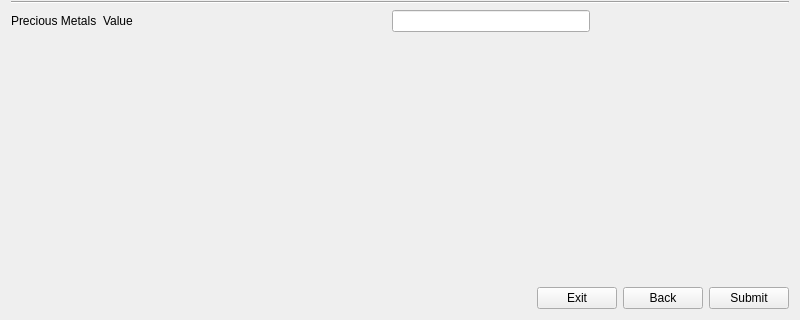
First picture: the form in Application/Application/predictionInputAssets.ui, repository abutlerboudakian/future_wallet, before the edit; both pictures show x 0 to 800 and y 280 to 600 of the 800 by 600 pixel window.
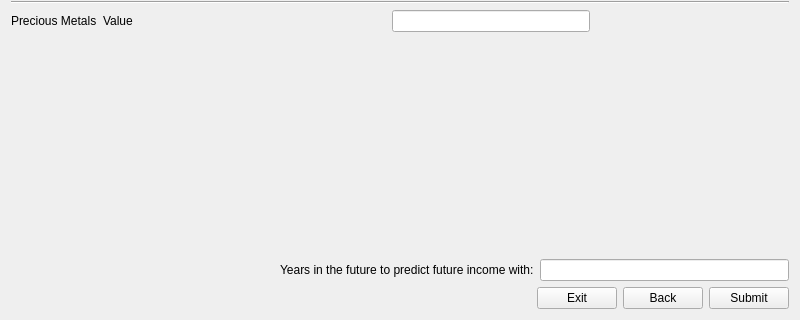
Second picture: the form after the edit.

Commit message: Still debugging the endpoint. Added years field in InputAssets

```diff
--- a/Application/Application/predictionInputAssets.ui
+++ b/Application/Application/predictionInputAssets.ui
@@ -500,6 +500,8 @@
     </layout>
    </item>
    <item>
+    <layout class="QHBoxLayout" name="horizontalLayout_14">
+     <item>
     <spacer name="verticalSpacer">
      <property name="orientation">
       <enum>Qt::Vertical</enum>
@@ -511,6 +513,52 @@
       </size>
      </property>
     </spacer>
+     </item>
+     <item>
+      <layout class="QVBoxLayout" name="verticalLayout">
+       <item>
+        <spacer name="verticalSpacer_2">
+         <property name="orientation">
+          <enum>Qt::Vertical</enum>
+         </property>
+         <property name="sizeHint" stdset="0">
+          <size>
+           <width>20</width>
+           <height>40</height>
+          </size>
+         </property>
+        </spacer>
+       </item>
+       <item>
+        <layout class="QHBoxLayout" name="horizontalLayout_16">
+         <item>
+          <spacer name="horizontalSpacer_16">
+           <property name="orientation">
+            <enum>Qt::Horizontal</enum>
+           </property>
+           <property name="sizeHint" stdset="0">
+            <size>
+             <width>40</width>
+             <height>20</height>
+            </size>
+           </property>
+          </spacer>
+         </item>
+         <item>
+          <widget class="QLabel" name="label_9">
+           <property name="text">
+            <string>Years in the future to predict future income with:</string>
+           </property>
+          </widget>
+         </item>
+         <item>
+          <widget class="QLineEdit" name="Years"/>
+         </item>
+        </layout>
+       </item>
+      </layout>
+     </item>
+    </layout>
    </item>
    <item>
     <layout class="QHBoxLayout" name="horizontalLayout_7">
```
Lines whose indentation alone changed are shown as unchanged. The commit also changes 7 other files.
